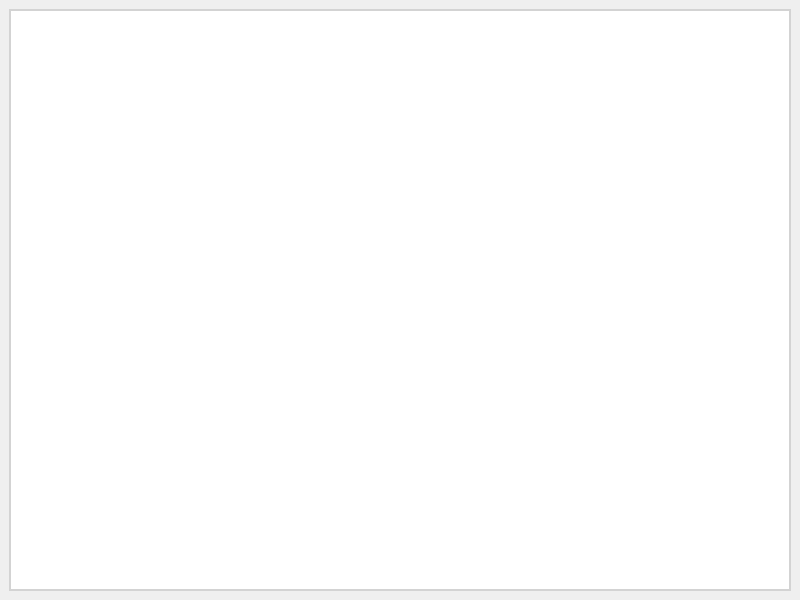
Above: LMS Qt Project/Moodle/table_view_form/studentviewtable.ui from Nakuehe/Group_4 before the change. Below: the same form after it.
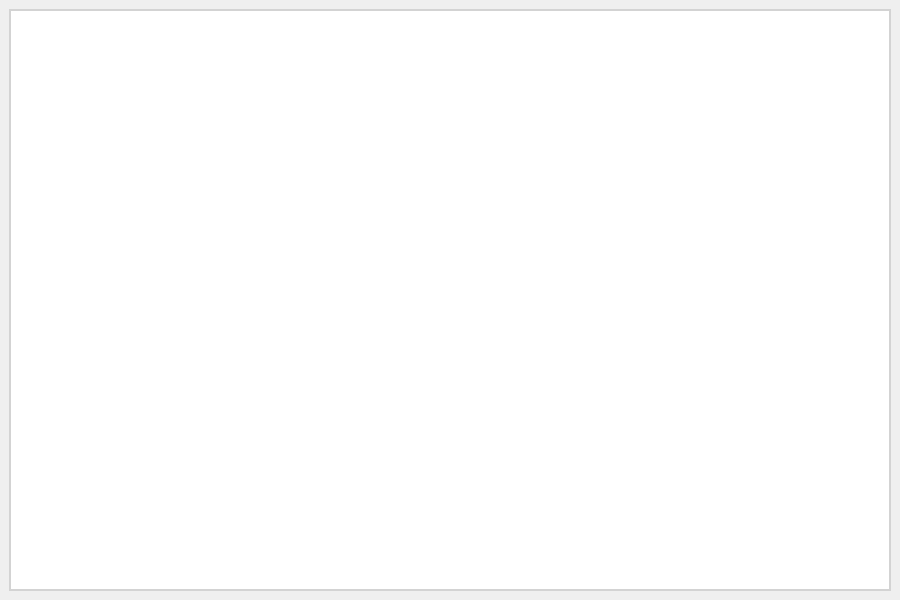
That is the form after the change.

```diff
--- a/LMS Qt Project/Moodle/table_view_form/studentviewtable.ui
+++ b/LMS Qt Project/Moodle/table_view_form/studentviewtable.ui
@@ -6,13 +6,13 @@
    <rect>
     <x>0</x>
     <y>0</y>
-    <width>800</width>
+    <width>900</width>
     <height>600</height>
    </rect>
   </property>
   <property name="minimumSize">
    <size>
-    <width>800</width>
+    <width>900</width>
     <height>600</height>
    </size>
   </property>
```
